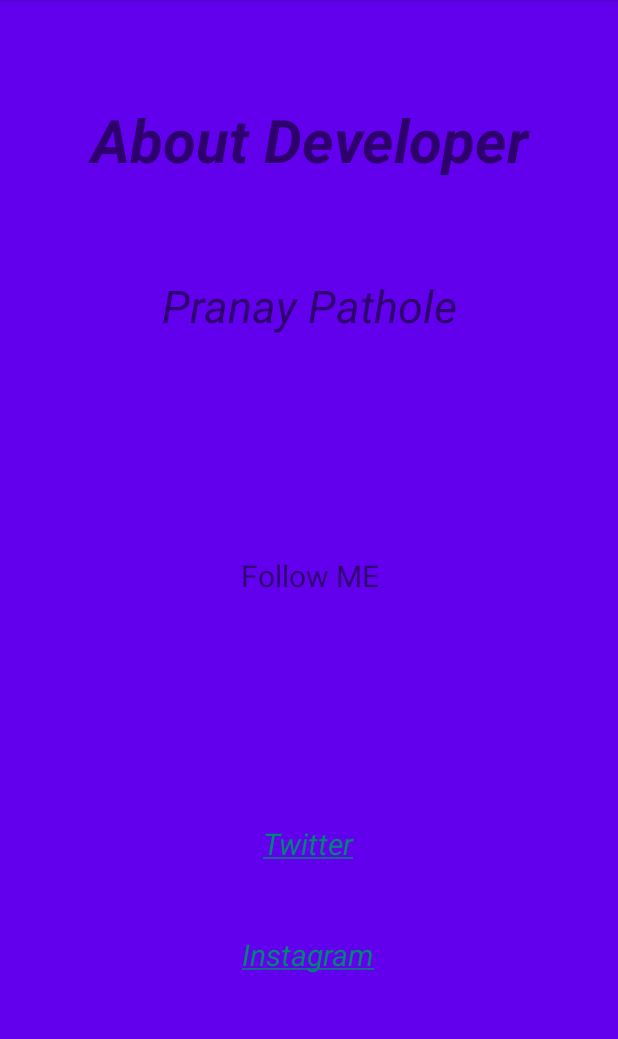
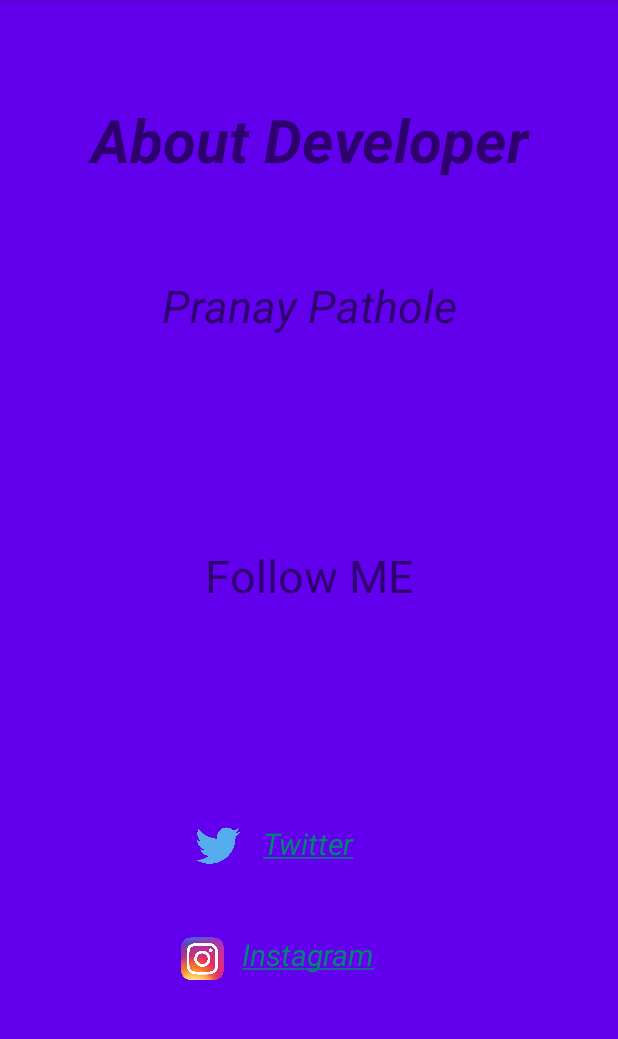
Before and after one commit to PPathole/Crime_App, an Android app: the aboutDeveloper screen opened directly, with no data from a screen before it, on a phone screen of 412 x 824 dp, the part 84-1123 px from its top. Run offline under Robolectric (Android 15) with nearby library versions, the phone set to English and light mode, and no system bars.

Commit message:
Twitter and IG icons updated in aboutUs

```diff
--- a/app/src/main/res/layout/activity_about_developer.xml
+++ b/app/src/main/res/layout/activity_about_developer.xml
@@ -38,7 +38,7 @@
         android:layout_centerInParent="true"
         android:gravity="center"
         android:text="@string/follow_me"
-        android:textSize="20sp" />
+        android:textSize="30sp" />
 
     <TextView
         android:id="@+id/twitter"
@@ -48,6 +48,8 @@
         android:layout_centerHorizontal="true"
         android:layout_marginBottom="192dp"
         android:text="@string/twitter"
+        android:textAllCaps="false"
+        android:textColor="@android:color/holo_blue_bright"
         android:textSize="20sp"
         android:textStyle="italic" />
 
@@ -59,6 +61,27 @@
         android:layout_centerHorizontal="true"
         android:layout_marginBottom="118dp"
         android:text="@string/instagram"
+        android:textColor="@android:color/holo_orange_dark"
         android:textSize="20sp"
         android:textStyle="italic" />
+
+    <ImageView
+        android:id="@+id/imageView"
+        android:layout_width="51dp"
+        android:layout_height="44dp"
+        android:layout_alignParentBottom="true"
+        android:layout_marginBottom="182dp"
+        android:layout_toStartOf="@+id/twitter"
+        app:srcCompat="@drawable/twitter"
+        android:contentDescription="@string/todo" />
+
+    <ImageView
+        android:id="@+id/imageView2"
+        android:layout_width="32dp"
+        android:layout_height="69dp"
+        android:layout_alignParentBottom="true"
+        android:layout_alignStart="@+id/imageView"
+        android:layout_marginBottom="94dp"
+        app:srcCompat="@drawable/instagram"
+        android:contentDescription="@string/todo" />
 </RelativeLayout>
--- a/app/src/main/res/values/strings.xml
+++ b/app/src/main/res/values/strings.xml
@@ -47,5 +47,7 @@
     <string name="instagram">
         <a href="https://instagram.com/pranaypathole">Instagram</a>
     </string>
+    <string name="todo">TODO</string>
+    <string name="todo">TODO</string>
 
 </resources>
```
Also changed, not shown: app/src/main/res/drawable/instagram.png (added), app/src/main/res/drawable/twitter.png (added).
